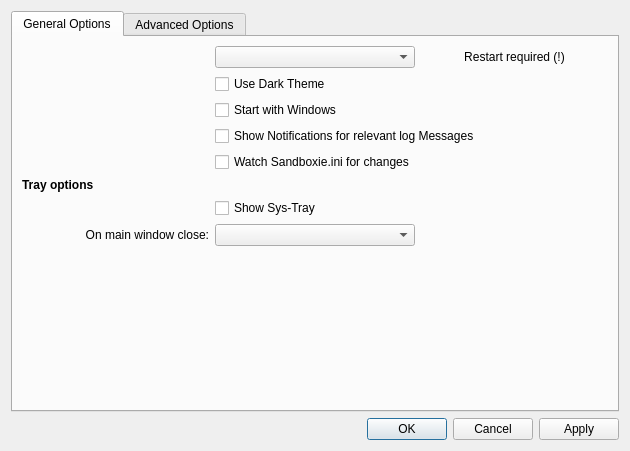
This is SandboxiePlus/SandMan/Forms/SettingsWindow.ui in sandboxie-plus/Sandboxie as Qt 5 draws it before an edit. The edited form follows.
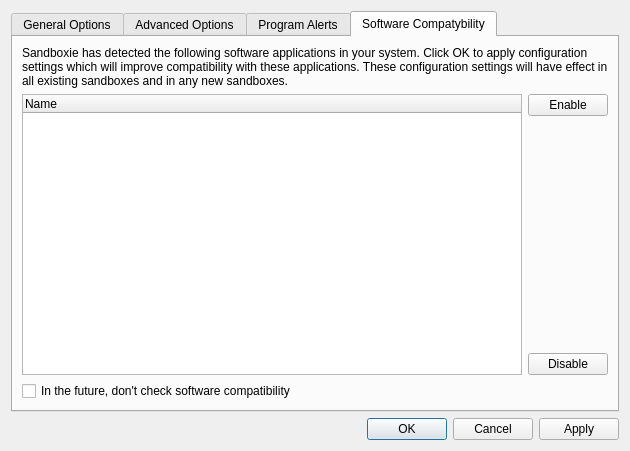
This is the edited form. The open tabs and pages were chosen to show the change.

The edit to the form file:
```diff
--- a/SandboxiePlus/SandMan/Forms/SettingsWindow.ui
+++ b/SandboxiePlus/SandMan/Forms/SettingsWindow.ui
@@ -344,6 +344,127 @@
          </item>
         </layout>
        </widget>
+       <widget class="QWidget" name="tabAlerts">
+        <attribute name="title">
+         <string>Program Alerts</string>
+        </attribute>
+        <layout class="QGridLayout" name="gridLayout_2">
+         <item row="0" column="0">
+          <layout class="QGridLayout" name="gridLayout">
+           <item row="1" column="0" rowspan="3">
+            <widget class="QTreeWidget" name="treeWarnProgs">
+             <column>
+              <property name="text">
+               <string>Name</string>
+              </property>
+             </column>
+            </widget>
+           </item>
+           <item row="1" column="1">
+            <widget class="QPushButton" name="btnAddWarnProg">
+             <property name="text">
+              <string>Add Program</string>
+             </property>
+            </widget>
+           </item>
+           <item row="3" column="1">
+            <widget class="QPushButton" name="btnDelWarnProg">
+             <property name="text">
+              <string>Remove Program</string>
+             </property>
+            </widget>
+           </item>
+           <item row="2" column="1">
+            <spacer name="verticalSpacer">
+             <property name="orientation">
+              <enum>Qt::Vertical</enum>
+             </property>
+             <property name="sizeHint" stdset="0">
+              <size>
+               <width>20</width>
+               <height>40</height>
+              </size>
+             </property>
+            </spacer>
+           </item>
+           <item row="0" column="0" colspan="2">
+            <widget class="QLabel" name="label_2">
+             <property name="text">
+              <string>When any of following programs is launched outside any sandbox, Sandboxie will issue message SBIE1301.</string>
+             </property>
+             <property name="wordWrap">
+              <bool>true</bool>
+             </property>
+            </widget>
+           </item>
+          </layout>
+         </item>
+        </layout>
+       </widget>
+       <widget class="QWidget" name="tabCompat">
+        <attribute name="title">
+         <string>Software Compatybility</string>
+        </attribute>
+        <layout class="QGridLayout" name="gridLayout_4">
+         <item row="0" column="0">
+          <layout class="QGridLayout" name="gridLayout_3">
+           <item row="4" column="0">
+            <widget class="QCheckBox" name="chkNoCompat">
+             <property name="text">
+              <string>In the future, don't check software compatibility</string>
+             </property>
+            </widget>
+           </item>
+           <item row="1" column="1">
+            <widget class="QPushButton" name="btnAddCompat">
+             <property name="text">
+              <string>Enable</string>
+             </property>
+            </widget>
+           </item>
+           <item row="3" column="1">
+            <widget class="QPushButton" name="btnDelCompat">
+             <property name="text">
+              <string>Disable</string>
+             </property>
+            </widget>
+           </item>
+           <item row="1" column="0" rowspan="3">
+            <widget class="QTreeWidget" name="treeCompat">
+             <column>
+              <property name="text">
+               <string>Name</string>
+              </property>
+             </column>
+            </widget>
+           </item>
+           <item row="2" column="1">
+            <spacer name="verticalSpacer_3">
+             <property name="orientation">
+              <enum>Qt::Vertical</enum>
+             </property>
+             <property name="sizeHint" stdset="0">
+              <size>
+               <width>20</width>
+               <height>40</height>
+              </size>
+             </property>
+            </spacer>
+           </item>
+           <item row="0" column="0" colspan="2">
+            <widget class="QLabel" name="label_3">
+             <property name="text">
+              <string>Sandboxie has detected the following software applications in your system. Click OK to apply configuration settings which will improve compatibility with these applications. These configuration settings will have effect in all existing sandboxes and in any new sandboxes.</string>
+             </property>
+             <property name="wordWrap">
+              <bool>true</bool>
+             </property>
+            </widget>
+           </item>
+          </layout>
+         </item>
+        </layout>
+       </widget>
       </widget>
      </item>
      <item>
```
Left out of the diff: 8 changed lines with no effect on the pictures.
